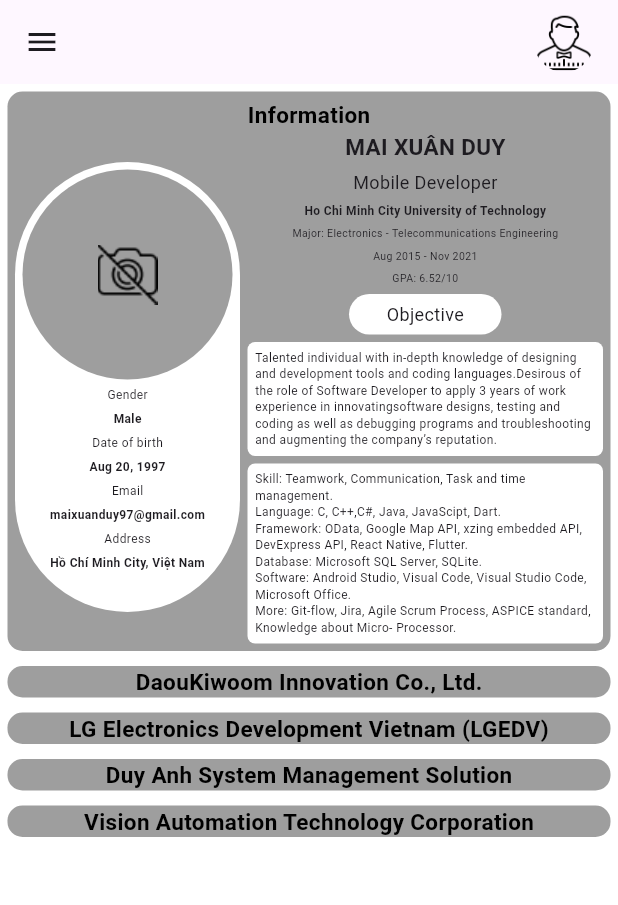
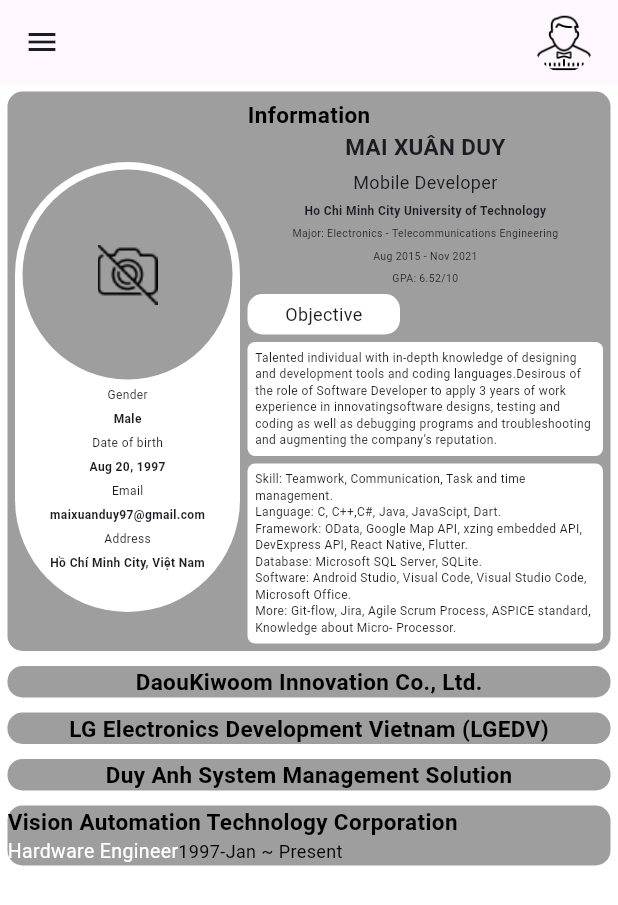
Before and after one commit to xuanduy97/cv, a Flutter app: the screen it shows after launch, on a phone screen of 412 x 824 dp. Shown: the top 905 px of the screen. Run offline on Flutter 3.47's test engine with Material 3 defaults, Android fonts, the phone set to English and light mode, and no system bars.

Commit message:
Update source

```diff
--- a/lib/widgets/information_widget.dart
+++ b/lib/widgets/information_widget.dart
@@ -111,9 +111,11 @@ class InformationWidget extends StatelessWidget {
                           ),
                           SizedBox(height: 5,),
                           Container(
+                            alignment: Alignment.centerLeft,
+                            child: Container(
                               decoration: BoxDecoration(
                                   color: Colors.white,
-                                borderRadius: BorderRadius.circular(20)
+                                  borderRadius: BorderRadius.circular(10)
                               ),
                               child: Padding(
                                 padding: EdgeInsets.symmetric(vertical: 5, horizontal: 25),
@@ -121,6 +123,7 @@ class InformationWidget extends StatelessWidget {
                                   'Objective',
                                   style: TextStyle(
                                       fontSize: 12
+                                  ),
                                 ),
                               ),
                             ),
--- a/lib/widgets/vva_exp.dart
+++ b/lib/widgets/vva_exp.dart
@@ -1,10 +1,20 @@
 import 'package:flutter/material.dart';
+import 'package:intl/intl.dart';
 
 class VVA_EXP extends StatelessWidget {
   const VVA_EXP({super.key});
 
   @override
   Widget build(BuildContext context) {
+    final String _companyName = "Vision Automation Technology Corporation";
+    final String _jobTitle = "Hardware Engineer";
+    final List<String> _description = [""];
+    final List<String> _industry = ["Health"];
+    final List<String> _responsibilities = [""];
+    final List<String> _technologies = [""];
+    final DateTime _begintDate = DateTime(1997,1,1);
+    final DateTime _endDate = DateTime(2023,12,05);
+    final DateFormat formatter = DateFormat('yyyy-MMM');
     return Padding(
         padding: const EdgeInsets.all(5.0),
         child: Container(
@@ -14,16 +24,36 @@ class VVA_EXP extends StatelessWidget {
           ),
           child: Column(
             children: [
-              Text(
-                "Vision Automation Technology Corporation",
-                style: TextStyle(
-                    fontSize: 15,
-                    fontWeight: FontWeight.bold,
-                    color: Colors.black
+              Container(
+                alignment: Alignment.centerLeft,
+                child: Text(
+                  _companyName,
+                  style: TextStyle(
+                      fontSize: 15,
+                      fontWeight: FontWeight.bold,
+                      color: Colors.black
+                  ),
                 ),
               ),
               Row(
-
+                children: [
+                  Text(
+                    _jobTitle,
+                    style: TextStyle(
+                        fontSize: 13,
+                        color: Colors.white
+                    ),
+                  ),
+                  Text(
+                    formatter.format(_begintDate)
+                        + ' ~ '
+                        + (_endDate.year == DateTime.now().year && _endDate.month == DateTime.now().month ? "Present" : formatter.format(_endDate)),
+                    style: TextStyle(
+                        fontSize: 12,
+                        color: Colors.black
+                    ),
+                  ),
+                ],
               )
             ],
           ),
--- a/pubspec.yaml
+++ b/pubspec.yaml
@@ -35,6 +35,7 @@ dependencies:
   # The following adds the Cupertino Icons font to your application.
   # Use with the CupertinoIcons class for iOS style icons.
   cupertino_icons: ^1.0.2
+  intl: ^0.18.1
 
 dev_dependencies:
   flutter_test:
```
Also changed, not shown: pubspec.lock. Lines whose indentation alone changed are shown as unchanged.
